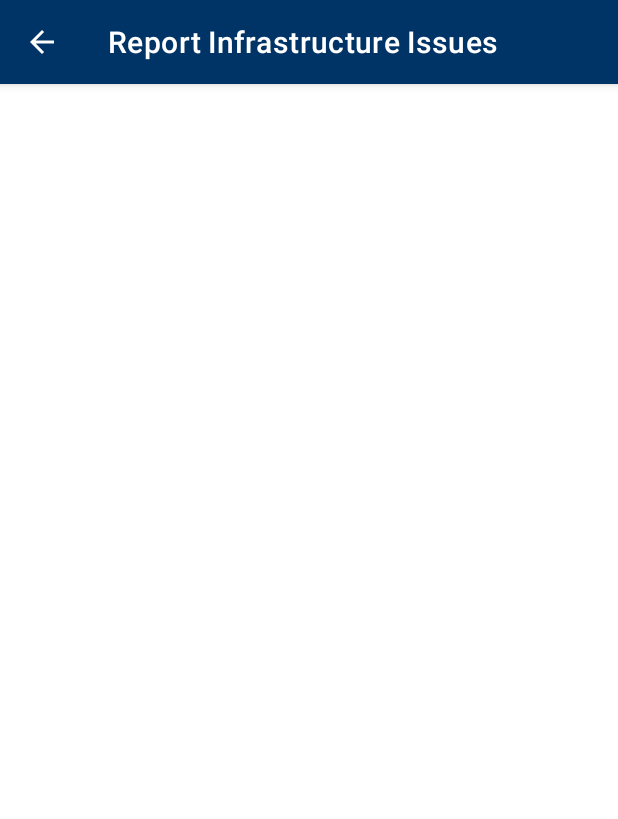
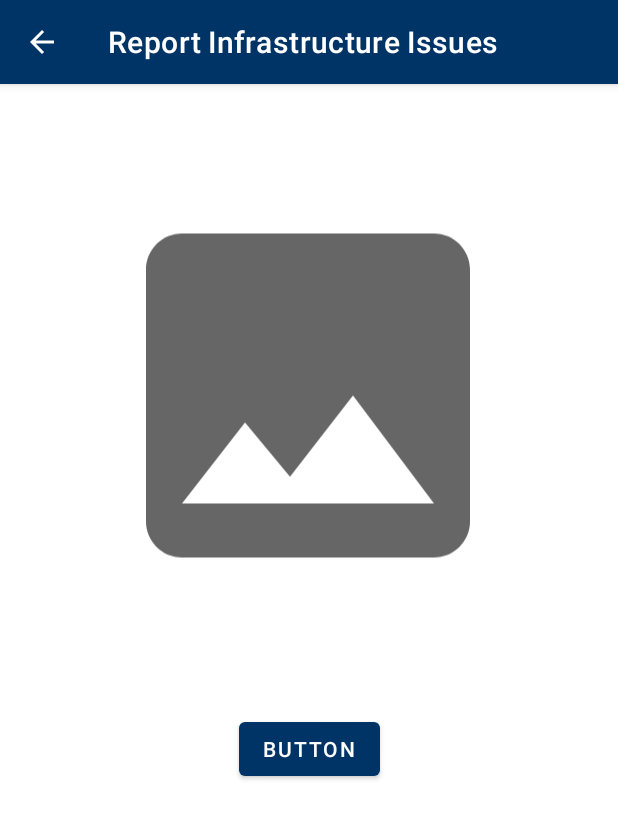
Before and after one commit to AodanHardy/Group11Project, an Android app: the Camera screen opened directly, with no data from a screen before it, on a phone screen of 412 x 824 dp. Shown: the top 819 px of the screen. Run offline under Robolectric (Android 15) with nearby library versions, the phone set to English and light mode, and no system bars; Roboto replaces fonts that are not available here.

Commit message:
added camera activity

```diff
--- a/app/src/main/AndroidManifest.xml
+++ b/app/src/main/AndroidManifest.xml
@@ -1,6 +1,8 @@
 <?xml version="1.0" encoding="utf-8"?>
 <manifest xmlns:android="http://schemas.android.com/apk/res/android"
     package="com.example.group11project">
+    <uses-permission android:name="android.permission.WRITE_EXTERNAL_STORAGE"/>
+    <uses-permission android:name="android.permission.CAMERA"/>
 
     <application
         android:allowBackup="true"
--- a/app/src/main/java/com/example/group11project/MainActivity.java
+++ b/app/src/main/java/com/example/group11project/MainActivity.java
@@ -4,6 +4,8 @@ import androidx.appcompat.app.AppCompatActivity;
 
 import android.content.Intent;
 import android.os.Bundle;
+import android.view.Menu;
+import android.view.MenuInflater;
 import android.view.View;
 import android.widget.Button;
 import android.widget.TextView;
@@ -18,7 +20,6 @@ public class MainActivity extends AppCompatActivity {
 
         super.onCreate(savedInstanceState);
         setContentView(R.layout.activity_main);
-
 
         openCameraActivity = (Button) findViewById(R.id.btn_newsubmission);
         openSubmissionList = (Button) findViewById(R.id.btn_mysubmissions);
--- /dev/null
+++ b/app/src/main/res/drawable/img.xml
@@ -0,0 +1,10 @@
+<vector xmlns:android="http://schemas.android.com/apk/res/android"
+    android:width="24dp"
+    android:height="24dp"
+    android:viewportWidth="24"
+    android:viewportHeight="24"
+    android:tint="?attr/colorControlNormal">
+  <path
+      android:fillColor="@android:color/white"
+      android:pathData="M21,19V5c0,-1.1 -0.9,-2 -2,-2H5c-1.1,0 -2,0.9 -2,2v14c0,1.1 0.9,2 2,2h14c1.1,0 2,-0.9 2,-2zM8.5,13.5l2.5,3.01L14.5,12l4.5,6H5l3.5,-4.5z"/>
+</vector>
--- a/app/src/main/res/layout/activity_camera.xml
+++ b/app/src/main/res/layout/activity_camera.xml
@@ -6,4 +6,26 @@
     android:layout_height="match_parent"
     tools:context=".Camera">
 
+    <ImageView
+        android:id="@+id/imageView"
+        android:layout_width="288dp"
+        android:layout_height="359dp"
+        android:layout_marginTop="28dp"
+        android:src="@drawable/img"
+        app:layout_constraintEnd_toEndOf="parent"
+        app:layout_constraintHorizontal_bias="0.495"
+        app:layout_constraintStart_toStartOf="parent"
+        app:layout_constraintTop_toTopOf="parent" />
+
+    <Button
+        android:id="@+id/captureImage"
+        android:layout_width="wrap_content"
+        android:layout_height="wrap_content"
+        android:layout_marginTop="32dp"
+        android:text="Button"
+        app:layout_constraintEnd_toEndOf="parent"
+        app:layout_constraintStart_toStartOf="parent"
+        app:layout_constraintTop_toBottomOf="@+id/imageView" />
+
+
 </androidx.constraintlayout.widget.ConstraintLayout>
```
Also changed, not shown: app/src/main/java/com/example/group11project/Camera.java (+77 -0 lines), app/src/main/res/drawable/ic_baseline_account_circle_24.xml (added, +10 -0 lines), app/src/main/res/layout/toolbar.xml (added, +9 -0 lines), app/src/main/res/menu/user_menu.xml (deleted, +0 -8 lines), 1 other file.
